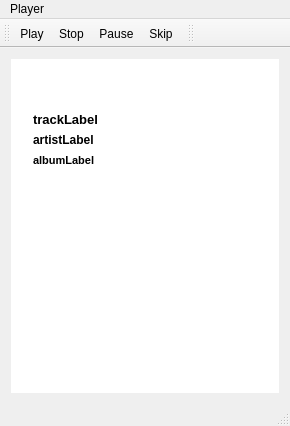
paucm/spotfm, file mainwindow.ui: the form before one commit.
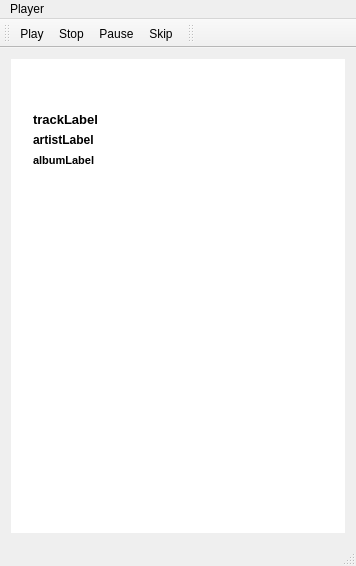
The form after the commit. Icons and pictures are not drawn.

Diff of the .ui file:
```diff
--- a/mainwindow.ui
+++ b/mainwindow.ui
@@ -5,8 +5,8 @@
    <rect>
     <x>0</x>
     <y>0</y>
-    <width>290</width>
-    <height>426</height>
+    <width>356</width>
+    <height>566</height>
    </rect>
   </property>
   <property name="sizePolicy" >
@@ -17,13 +17,13 @@
   </property>
   <property name="minimumSize" >
    <size>
-    <width>290</width>
+    <width>356</width>
     <height>0</height>
    </size>
   </property>
   <property name="maximumSize" >
    <size>
-    <width>350</width>
+    <width>356</width>
     <height>16777215</height>
    </size>
   </property>
@@ -35,8 +35,8 @@
     <rect>
      <x>0</x>
      <y>58</y>
-     <width>290</width>
-     <height>344</height>
+     <width>356</width>
+     <height>484</height>
     </rect>
    </property>
    <layout class="QGridLayout" name="gridLayout_2" >
@@ -275,7 +275,7 @@
     <rect>
      <x>0</x>
      <y>0</y>
-     <width>290</width>
+     <width>356</width>
      <height>24</height>
     </rect>
    </property>
@@ -314,8 +314,8 @@
    <property name="geometry" >
     <rect>
      <x>0</x>
-     <y>402</y>
-     <width>290</width>
+     <y>542</y>
+     <width>356</width>
      <height>24</height>
     </rect>
    </property>
@@ -325,7 +325,7 @@
     <rect>
      <x>138</x>
      <y>24</y>
-     <width>152</width>
+     <width>218</width>
      <height>34</height>
     </rect>
    </property>
```
Left out of the diff: 13 changed lines with no effect on the pictures.
